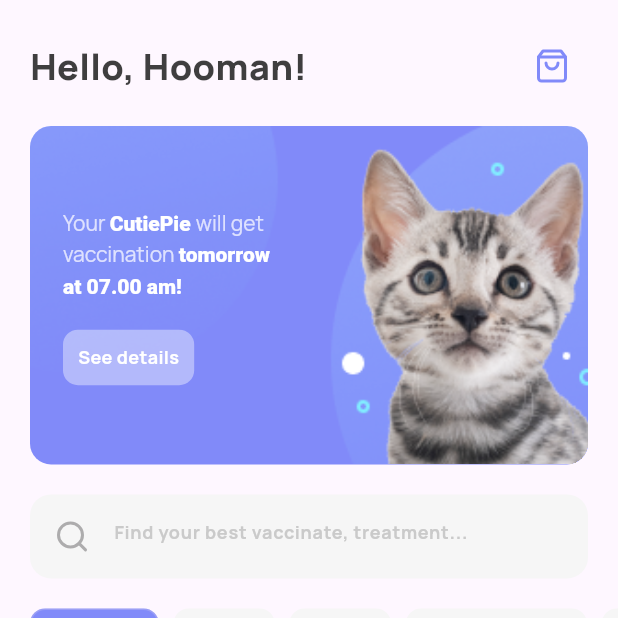
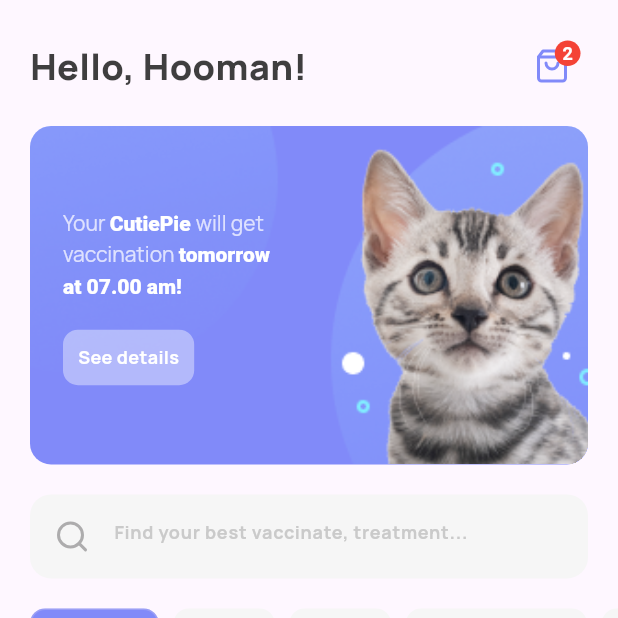
Before and after one commit to kafryan/PetApp, a Flutter app: the DetailView screen opened directly, on a phone screen of 412 x 824 dp, the top half of it. Run offline on Flutter 3.47's test engine with Material 3 defaults, Android fonts, the phone set to English and light mode, and no system bars; our stand-ins replace feather_icons, flutter_svg, google_fonts, local_auth, responsive_framework.

Commit message:
New Command

```diff
--- a/lib/Home/detail_view.dart
+++ b/lib/Home/detail_view.dart
@@ -356,21 +356,42 @@ class _DetailViewState extends State<DetailView> {
   Widget _greetings() {
     return Padding(
         padding: const EdgeInsets.symmetric(horizontal: 20),
-        child: Row(
-          mainAxisAlignment: MainAxisAlignment.spaceBetween,
-          children: [
+        child:
+            Row(mainAxisAlignment: MainAxisAlignment.spaceBetween, children: [
           Text('Hello, Hooman!',
               style: GoogleFonts.manrope(
                   fontSize: 24,
                   fontWeight: FontWeight.w800,
                   color: const Color(0xFF3F3E3F))),
+          Center(
+            child: Stack(clipBehavior: Clip.none, children: [
               IconButton(
                   onPressed: () {},
                   icon: const Icon(
                     FeatherIcons.shoppingBag,
                     color: Color(0xFF818AF9),
-                ))
-          ],
-        ));
+                    size: 24,
+                  )),
+              Positioned(
+                right: 5,
+                top: 2,
+                child: Container(
+                  padding: const EdgeInsets.all(5),
+                  decoration: const BoxDecoration(
+                    color: Colors.red,
+                    shape: BoxShape.circle,
+                  ),
+                  child: const Text(
+                    '2',
+                    style: TextStyle(
+                        color: Colors.white,
+                        fontSize: 12,
+                        fontWeight: FontWeight.bold),
+                  ),
+                ),
+              ),
+            ]),
+          ),
+        ]));
   }
 }
```
Lines whose indentation alone changed are shown as unchanged.
